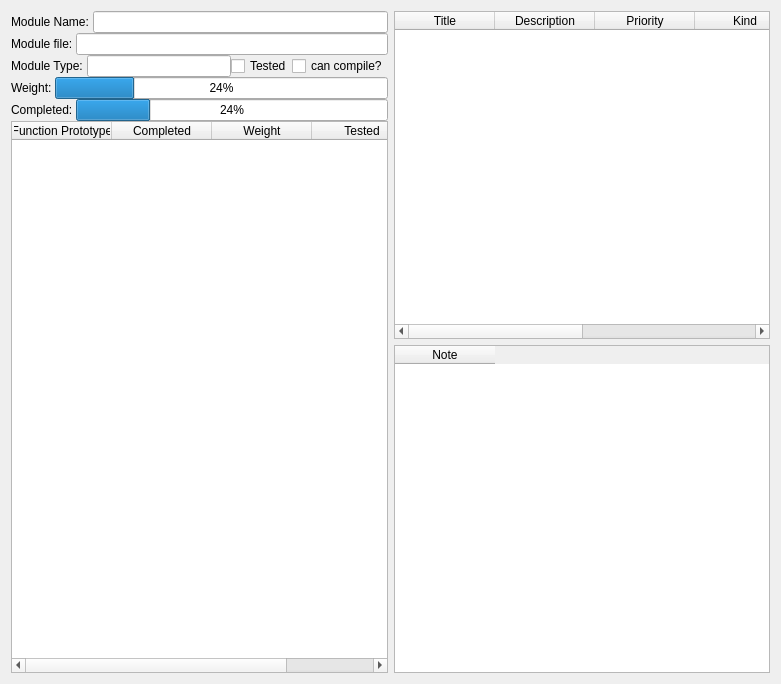
Before: the Qt Designer form proy-admin/src/gui/module/module_ui.ui in aguperezpala/variado, drawn with Qt 5.
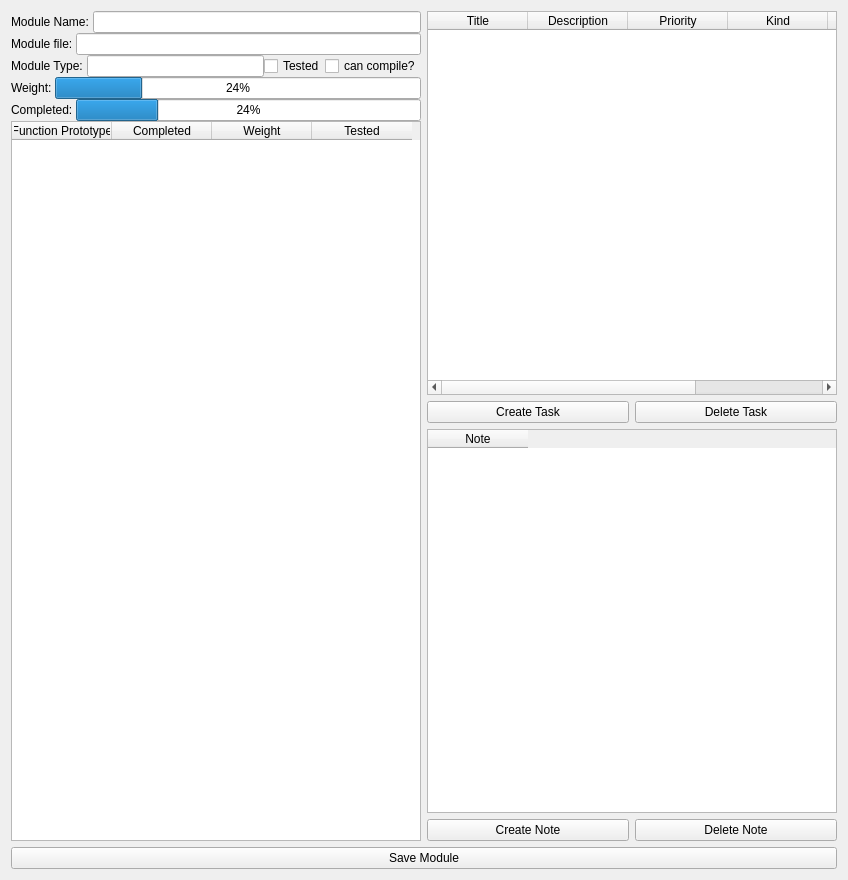
After: the same form once the commit is applied.

Diff of the .ui file:
```diff
--- a/proy-admin/src/gui/module/module_ui.ui
+++ b/proy-admin/src/gui/module/module_ui.ui
@@ -6,8 +6,8 @@
    <rect>
     <x>0</x>
     <y>0</y>
-    <width>781</width>
-    <height>684</height>
+    <width>848</width>
+    <height>880</height>
    </rect>
   </property>
   <property name="windowTitle">
@@ -205,6 +205,24 @@
          </column>
         </widget>
        </item>
+       <item>
+        <layout class="QHBoxLayout" name="horizontalLayout_8">
+         <item>
+          <widget class="QPushButton" name="createTaskBtn">
+           <property name="text">
+            <string>Create Task</string>
+           </property>
+          </widget>
+         </item>
+         <item>
+          <widget class="QPushButton" name="deleteTaskBtn">
+           <property name="text">
+            <string>Delete Task</string>
+           </property>
+          </widget>
+         </item>
+        </layout>
+       </item>
        <item>
         <widget class="QTableWidget" name="notesTable">
          <column>
@@ -214,10 +232,35 @@
          </column>
         </widget>
        </item>
+       <item>
+        <layout class="QHBoxLayout" name="horizontalLayout_10">
+         <item>
+          <widget class="QPushButton" name="createNoteBtn">
+           <property name="text">
+            <string>Create Note</string>
+           </property>
+          </widget>
+         </item>
+         <item>
+          <widget class="QPushButton" name="deleteNoteBtn">
+           <property name="text">
+            <string>Delete Note</string>
+           </property>
+          </widget>
+         </item>
+        </layout>
+       </item>
       </layout>
      </item>
     </layout>
    </item>
+   <item>
+    <widget class="QPushButton" name="acceptBtn">
+     <property name="text">
+      <string>Save Module</string>
+     </property>
+    </widget>
+   </item>
   </layout>
  </widget>
  <resources/>
```
